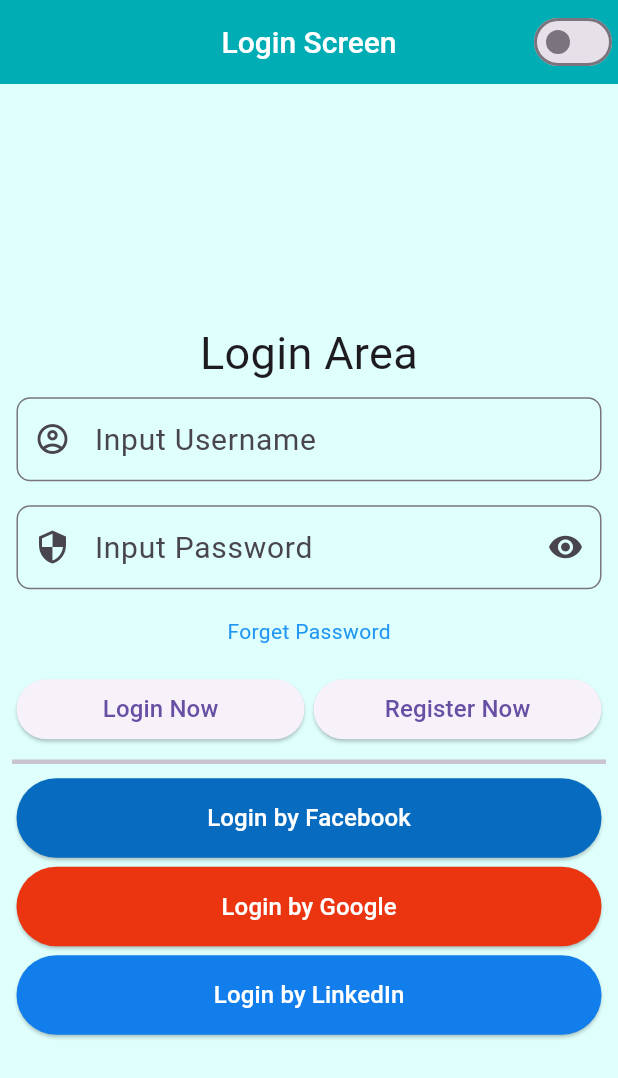
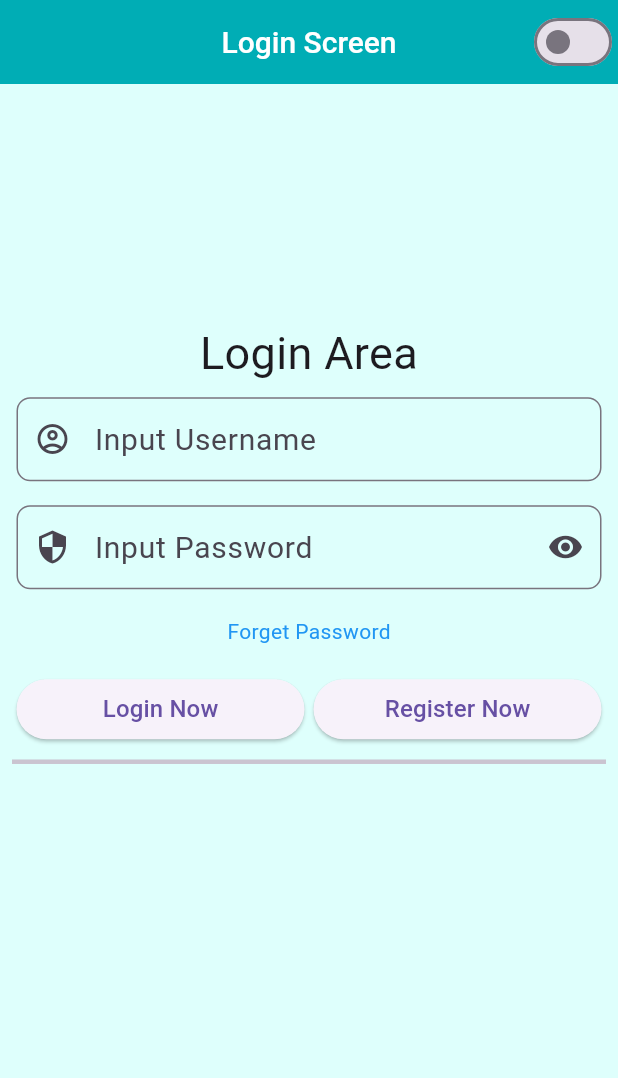
Before and after one commit to csf-whoami/moon-therapy, a Flutter app: the screen it shows after launch, on a phone screen of 412 x 824 dp. Shown: the top 1078 px of the screen. Run offline on Flutter 3.47's test engine with Material 3 defaults, Android fonts, the phone set to English and light mode, and no system bars; our stand-ins replace dio, flutter_dotenv, shared_preferences.

Commit message:
Hide social button.

```diff
--- a/lib/config/app_cache.dart
+++ b/lib/config/app_cache.dart
@@ -6,7 +6,10 @@
 
   void doLogin(String username, String password) {
     udata = {'user': username, 'pass': password};
+    // TODO: Authenticate method.
+    // if (username == '0366921567') {
     Cache.saveData('auth_data', jsonEncode(udata));
+    // }
   }
 
   Future<Map<String, String>> auth() async {
--- a/lib/features/auth_mod/screens/mobile/login_mobile_screen.dart
+++ b/lib/features/auth_mod/screens/mobile/login_mobile_screen.dart
@@ -3,7 +3,7 @@
 import 'package:flutter/material.dart';
 
 import '../../../../core/core.dart';
-import '../../widgets/auth_button.dart';
+// import '../../widgets/auth_button.dart';
 import '../../widgets/widget_functions.dart';
 
 class LoginMobileScreen extends StatefulWidget {
@@ -96,28 +96,28 @@
                 thickness: 3,
               ),
 
-              // Social Login Buttons
-              AuthButton(
-                label: 'Login by Facebook',
-                onPressed: () {},
-                backgroundColor: const Color.fromARGB(255, 7, 108, 191),
-                textColor: Colors.white,
-                paddingValue: 15,
-              ),
-              AuthButton(
-                label: 'Login by Google',
-                onPressed: () {},
-                backgroundColor: const Color.fromARGB(255, 235, 53, 17),
-                textColor: Colors.white,
-                paddingValue: 15,
-              ),
-              AuthButton(
-                label: 'Login by LinkedIn',
-                onPressed: () {},
-                backgroundColor: const Color.fromARGB(255, 17, 126, 235),
-                textColor: Colors.white,
-                paddingValue: 15,
-              ),
+              // TODO: Social Login Buttons
+              // AuthButton(
+              //   label: 'Login by Facebook',
+              //   onPressed: () {},
+              //   backgroundColor: const Color.fromARGB(255, 7, 108, 191),
+              //   textColor: Colors.white,
+              //   paddingValue: 15,
+              // ),
+              // AuthButton(
+              //   label: 'Login by Google',
+              //   onPressed: () {},
+              //   backgroundColor: const Color.fromARGB(255, 235, 53, 17),
+              //   textColor: Colors.white,
+              //   paddingValue: 15,
+              // ),
+              // AuthButton(
+              //   label: 'Login by LinkedIn',
+              //   onPressed: () {},
+              //   backgroundColor: const Color.fromARGB(255, 17, 126, 235),
+              //   textColor: Colors.white,
+              //   paddingValue: 15,
+              // ),
             ],
           ),
         ),
--- a/lib/main.dart
+++ b/lib/main.dart
@@ -1,5 +1,5 @@
 import 'package:flutter/material.dart';
-import 'package:flutter_dotenv/flutter_dotenv.dart';
+// import 'package:flutter_dotenv/flutter_dotenv.dart';
 import 'package:provider/provider.dart';
 
 import 'config/config.dart';
```
